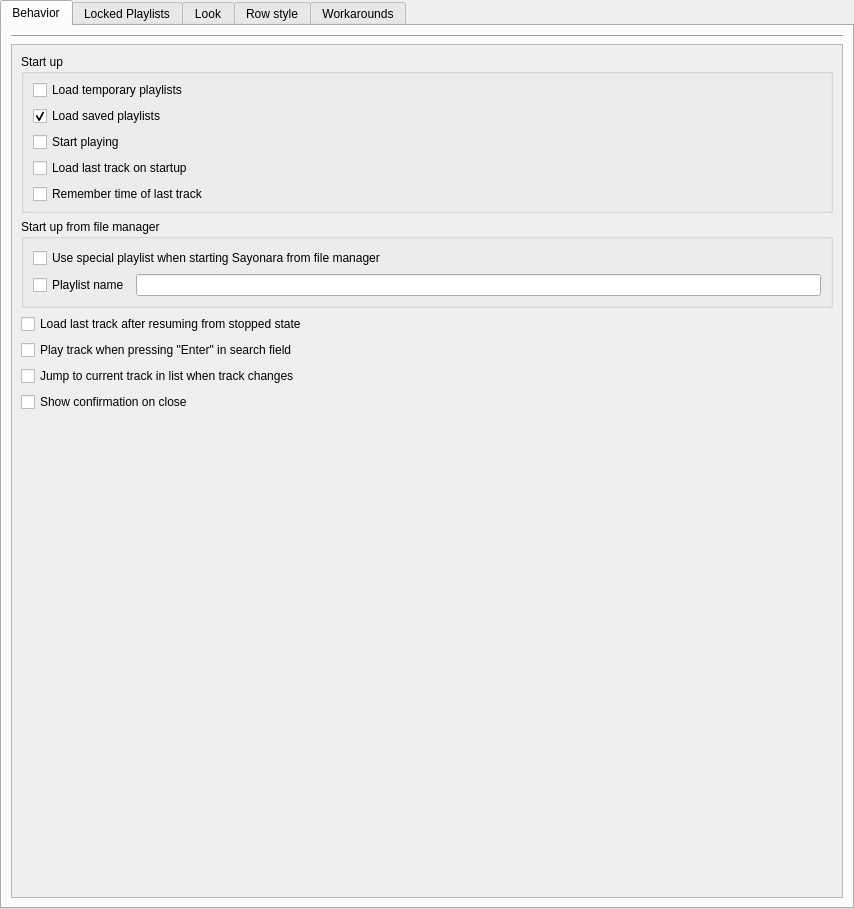
Before: the Qt Designer form src/Gui/Preferences/Playlist/GUI_PlaylistPreferences.ui in Inferno214221/sayonara-player, drawn with Qt 5.
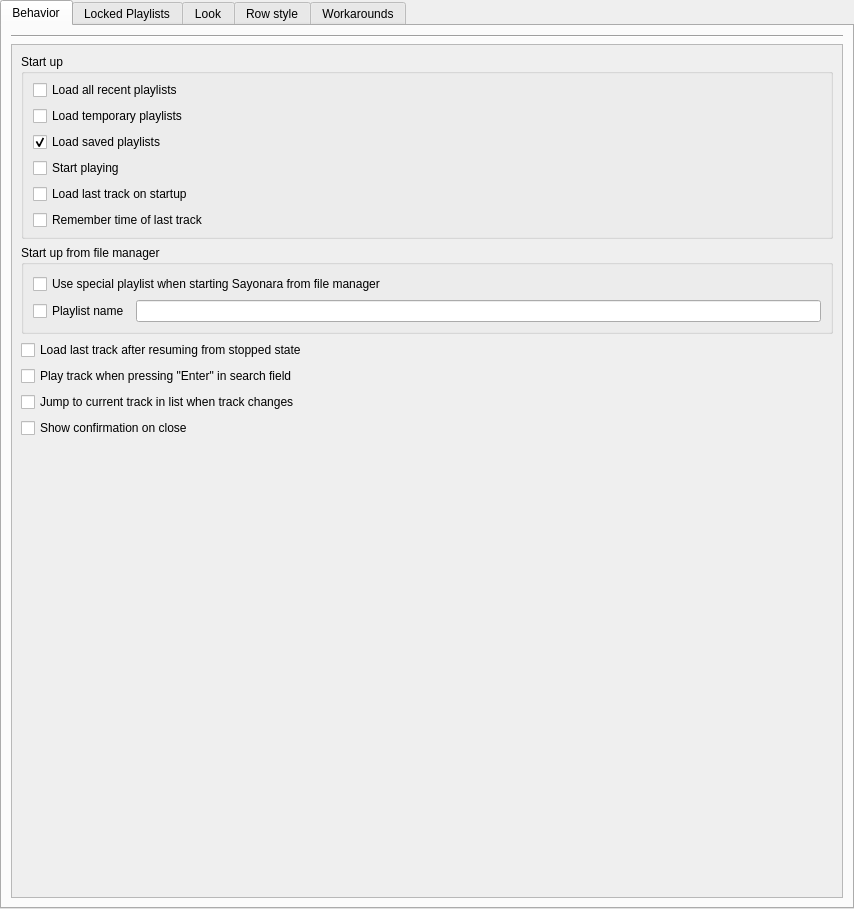
After: the same form once the commit is applied.

Commit message: Playlist: create option for recent playlists

The edit to the form file:
```diff
--- a/src/Gui/Preferences/Playlist/GUI_PlaylistPreferences.ui
+++ b/src/Gui/Preferences/Playlist/GUI_PlaylistPreferences.ui
@@ -73,6 +73,13 @@
               <property name="bottomMargin">
                <number>6</number>
               </property>
+              <item>
+               <widget class="QCheckBox" name="cbLoadRecentPlaylists">
+                <property name="text">
+                 <string>Load all recent playlists</string>
+                </property>
+               </widget>
+              </item>
               <item>
                <widget class="QCheckBox" name="cbLoadTemporaryPlaylists">
                 <property name="text">
```
The commit also changes 5 other files.
